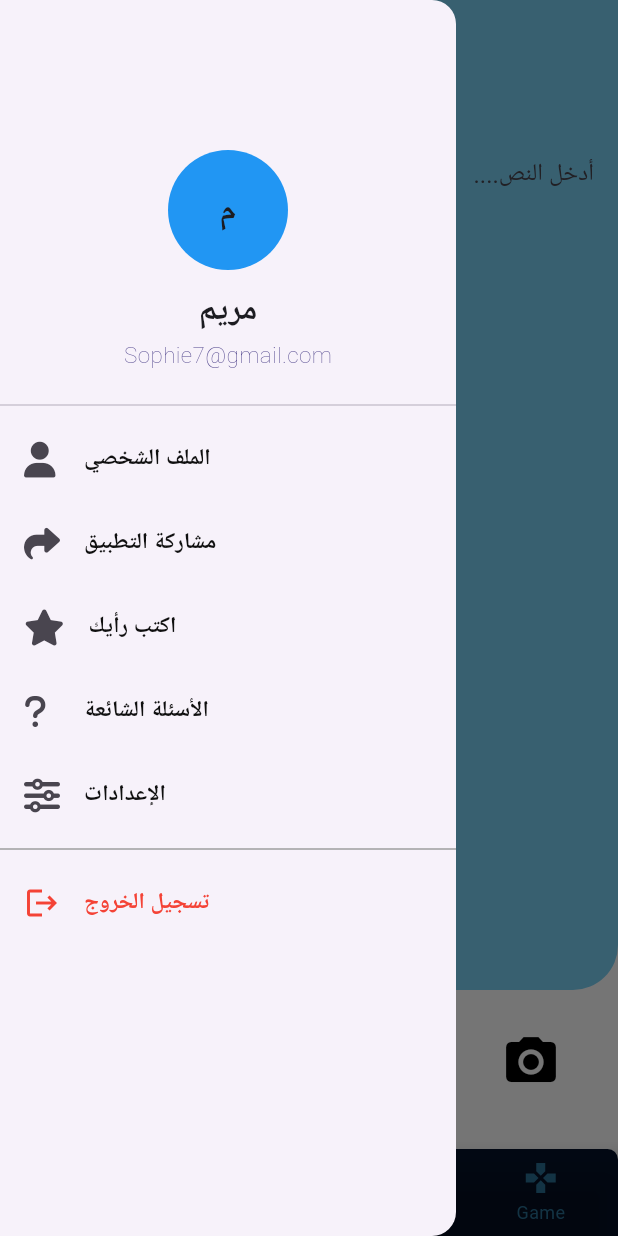
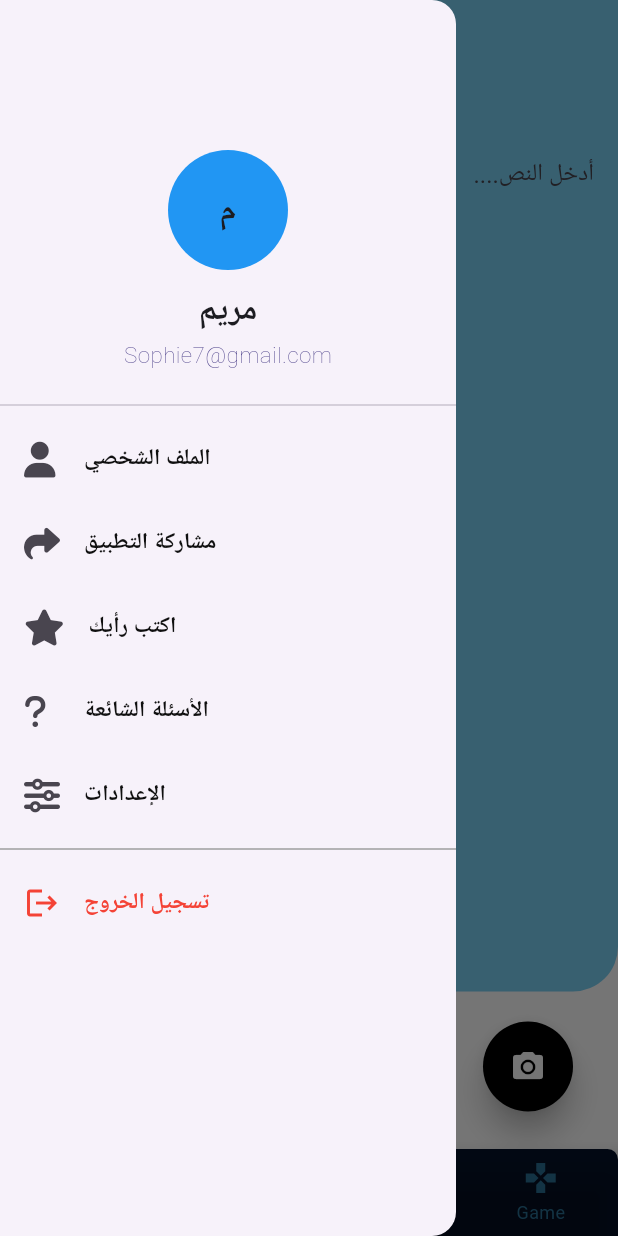
Before and after one commit to peterelia22/Dyslexia-Mate, a Flutter app: the TextToSpeechScreen screen opened by its route, with the side drawer open, on a phone screen of 412 x 824 dp. Run offline on Flutter 3.47's test engine with Material 3 defaults, Android fonts, the light colour scheme and no system bars; drawn by our look-alikes of flutter_speed_dial, showcaseview; our stand-ins replace audioplayers, awesome_snackbar_content, cloud_firestore, firebase_auth, firebase_core, flutter_tts and 7 more; missing offline and left inert: google_mlkit_text_recognition; accounts and stored records are empty; Roboto replaces fonts that are missing (Maqroo); project files that could hold a hidden picture were left out.

Commit message:
Add some edites

```diff
--- a/lib/features/text_to_speech/screens/text_to_speech_screen.dart
+++ b/lib/features/text_to_speech/screens/text_to_speech_screen.dart
@@ -12,10 +12,10 @@ class TextToSpeechScreen extends StatelessWidget {
     final TextToSpeechController controller = Get.put(TextToSpeechController());
     return Scaffold(
       backgroundColor: Colors.white,
-      body: Column(
-        children: [
-          Expanded(
-            child: Container(
+      body: SingleChildScrollView(
+        child: Column(
+          children: [
+            Container(
               width: double.infinity,
               decoration: const BoxDecoration(
                 color: Color(0xFF7AD1F5),
@@ -32,11 +32,11 @@ class TextToSpeechScreen extends StatelessWidget {
                 ],
               ),
             ),
-          ),
-          const SizedBox(height: 20),
-          const TextToSpeechScreenFooter(),
-          const SizedBox(height: 30),
-        ],
+            const SizedBox(height: 20),
+            const TextToSpeechScreenFooter(),
+            const SizedBox(height: 30),
+          ],
+        ),
       ),
     );
   }
--- a/lib/features/text_to_speech/widgets/custom_form_field.dart
+++ b/lib/features/text_to_speech/widgets/custom_form_field.dart
@@ -13,7 +13,7 @@ class CustomFormField extends StatelessWidget {
       child: TextFormField(
         cursorColor: Colors.black,
         controller: controller,
-        maxLines: 20,
+        maxLines: 22,
         decoration: const InputDecoration(
           contentPadding: EdgeInsets.symmetric(vertical: 13),
           border: InputBorder.none,
--- a/lib/features/text_to_speech/widgets/text_to_speech_screen_footer.dart
+++ b/lib/features/text_to_speech/widgets/text_to_speech_screen_footer.dart
@@ -1,4 +1,5 @@
 import 'package:flutter/material.dart';
+import 'package:flutter_speed_dial/flutter_speed_dial.dart';
 import 'package:get/get.dart';
 import '../controllers/text_to_speech_controller.dart';
 
@@ -23,17 +24,42 @@ class TextToSpeechScreenFooter extends StatelessWidget {
             ),
           ),
           const Spacer(),
-          IconButton(
-            onPressed: () async {
-              await controller.pickImage();
-              await controller.recognizeText();
-            },
-            icon: const Icon(
-              Icons.camera_alt,
-              size: 40,
-              color: Colors.black,
-            ),
-          )
+          SpeedDial(
+            icon: Icons.camera_alt,
+            activeIcon: Icons.close,
+            backgroundColor: Colors.black,
+            foregroundColor: Colors.white,
+            activeBackgroundColor: Colors.red,
+            activeForegroundColor: Colors.white,
+            buttonSize: Size(60, 60),
+            childrenButtonSize: Size(55, 55),
+            elevation: 8.0,
+            overlayColor: Colors.black,
+            overlayOpacity: 0.3,
+            spaceBetweenChildren: 10,
+            children: [
+              SpeedDialChild(
+                child: Icon(Icons.camera, color: Colors.blue),
+                backgroundColor: Colors.white,
+                label: 'التقط صورة',
+                labelStyle: TextStyle(fontSize: 14),
+                onTap: () async {
+                  await controller.captureImage();
+                  await controller.recognizeText();
+                },
+              ),
+              SpeedDialChild(
+                child: Icon(Icons.photo_library, color: Colors.green),
+                backgroundColor: Colors.white,
+                label: 'اختر من المعرض',
+                labelStyle: TextStyle(fontSize: 14),
+                onTap: () async {
+                  await controller.pickImage();
+                  await controller.recognizeText();
+                },
+              ),
+            ],
+          ),
         ],
       ),
     );
--- a/pubspec.yaml
+++ b/pubspec.yaml
@@ -53,6 +53,7 @@ dependencies:
   google_mlkit_text_recognition: ^0.14.0
   image_picker: ^1.1.2
   permission_handler: ^11.0.1
+  flutter_speed_dial: ^7.0.0
 
 
 dev_dependencies:
```
